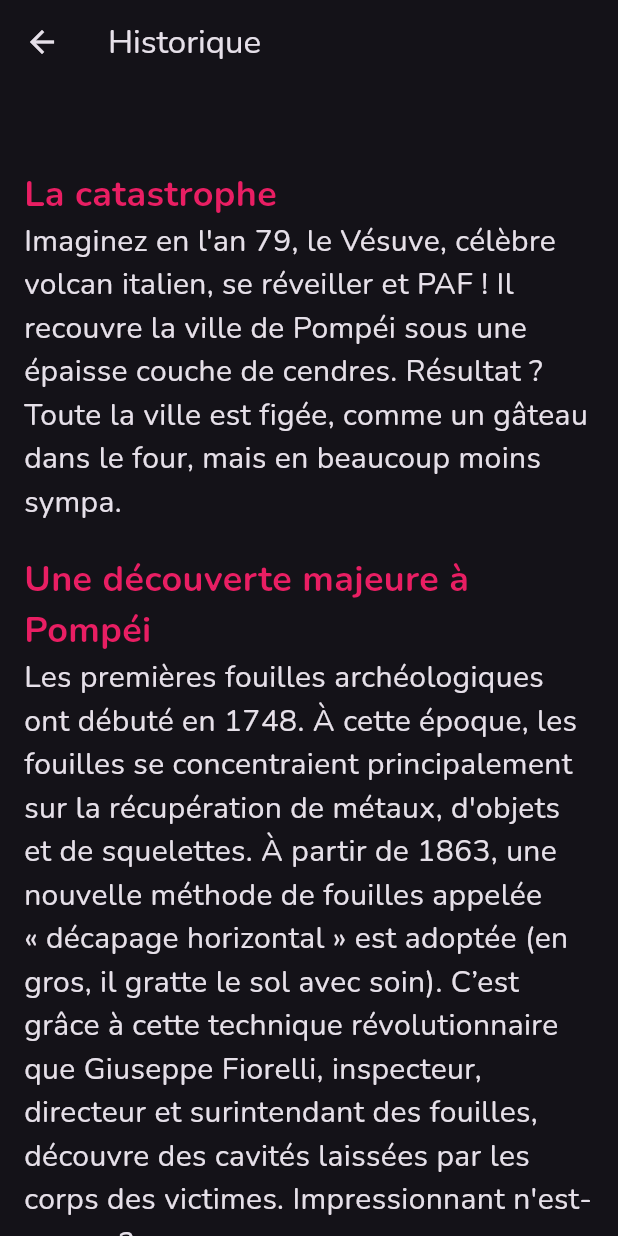
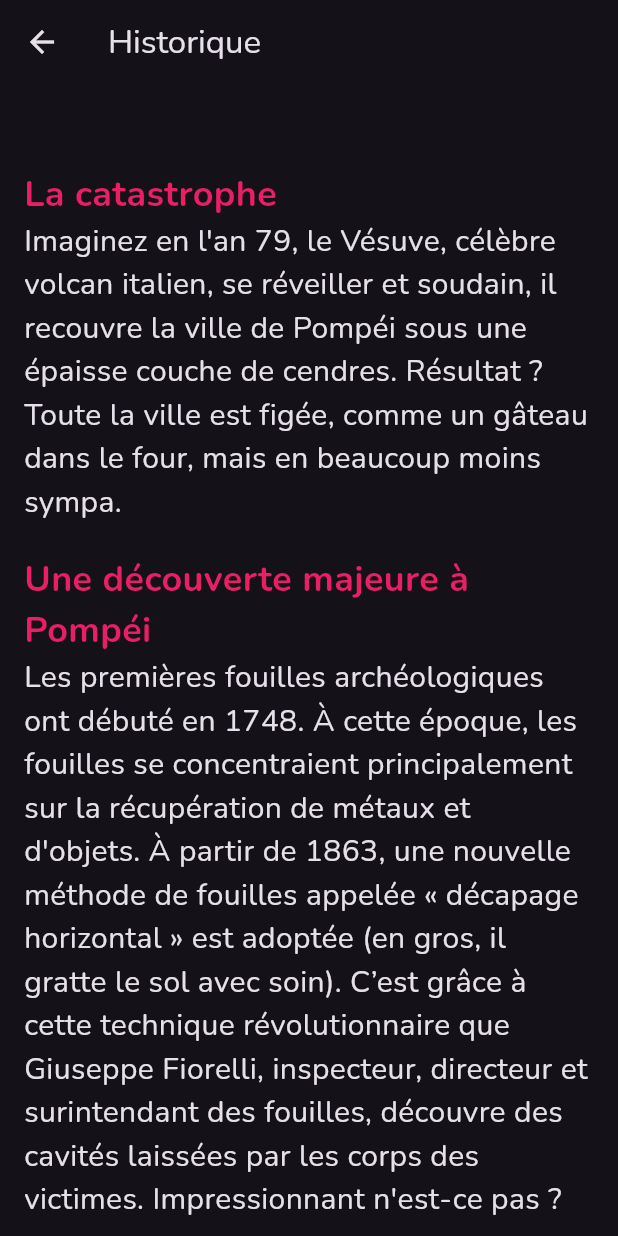
Before and after one commit to YohannDCz/quizapp, a Flutter app: the InformationScreen screen opened directly, on a phone screen of 412 x 824 dp. Run offline on Flutter 3.47's test engine with Material 3 defaults, Android fonts, the phone set to English and light mode, and no system bars; our stand-ins replace font_awesome_flutter, google_fonts, google_maps_flutter.

Commit message:
- changed info

```diff
--- a/lib/information.dart
+++ b/lib/information.dart
@@ -17,31 +17,31 @@ class InformationScreen extends StatelessWidget {
               SizedBox(height: 20),
               Text("La catastrophe", style: TextStyle(fontSize: 24, fontWeight: FontWeight.bold, color: Colors.pink)),
               Text(
-                "Imaginez en l'an 79, le Vésuve, célèbre volcan italien, se réveiller et PAF ! Il recouvre la ville de Pompéi sous une épaisse couche de cendres. Résultat ? Toute la ville est figée, comme un gâteau dans le four, mais en beaucoup moins sympa.",
+                "Imaginez en l'an 79, le Vésuve, célèbre volcan italien, se réveiller et soudain, il recouvre la ville de Pompéi sous une épaisse couche de cendres. Résultat ? Toute la ville est figée, comme un gâteau dans le four, mais en beaucoup moins sympa.",
                 style: TextStyle(fontSize: 20),
               ),
               SizedBox(height: 20),
               Text("Une découverte majeure à Pompéi", style: TextStyle(fontSize: 24, fontWeight: FontWeight.bold, color: Colors.pink)),
               Text(
-                "Les premières fouilles archéologiques ont débuté en 1748. À cette époque, les fouilles se concentraient principalement sur la récupération de métaux, d'objets et de squelettes. À partir de 1863, une nouvelle méthode de fouilles appelée « décapage horizontal » est adoptée (en gros, il gratte le sol avec soin). C’est grâce à cette technique révolutionnaire que Giuseppe Fiorelli, inspecteur, directeur et surintendant des fouilles, découvre des cavités laissées par les corps des victimes. Impressionnant n'est-ce pas ?",
+                "Les premières fouilles archéologiques ont débuté en 1748. À cette époque, les fouilles se concentraient principalement sur la récupération de métaux et d'objets. À partir de 1863, une nouvelle méthode de fouilles appelée « décapage horizontal » est adoptée (en gros, il gratte le sol avec soin). C’est grâce à cette technique révolutionnaire que Giuseppe Fiorelli, inspecteur, directeur et surintendant des fouilles, découvre des cavités laissées par les corps des victimes. Impressionnant n'est-ce pas ?",
                 style: TextStyle(fontSize: 20),
               ),
               SizedBox(height: 20),
               Text("L'idée de Fiorelli", style: TextStyle(fontSize: 24, fontWeight: FontWeight.bold, color: Colors.pink)),
               Text(
-                "Fiorelli, avec une idée digne de MacGyver, décide de remplir ces cavités de plâtre et Bingo ! Il créa des moulages des habitants pompéiens, figés dans leurs dernières poses. Grâce à cette technique, on peut voir comment ils vivaient et dans la posture dont ils sont morts.",
+                "Fiorelli décide de remplir ces cavités de plâtre et Bingo ! Il créa des moulages des habitants pompéiens, figés dans leurs dernières poses. Grâce à cette technique, on peut voir comment ils vivaient et dans la posture dont ils sont morts.",
                 style: TextStyle(fontSize: 20),
               ),
               SizedBox(height: 20),
               Text("Un héritage figé dans le temps", style: TextStyle(fontSize: 24, fontWeight: FontWeight.bold, color: Colors.pink)),
               Text(
-                "Ces moulages sont des fenêtres sur le passé, ils donnent des informations sur la vie quotidienne des Romains d'il y a presque 2000 ans. Ils sont si détaillés qu’on peut même observer leurs expressions faciales. C’est comme si les habitants de Pompéi étaient devenusdes statues de plâtre.",
+                "Ces moulages sont des fenêtres sur le passé, ils donnent des informations sur la vie quotidienne des Romains d'il y a presque 2000 ans. Ils sont si détaillés qu’on peut même observer leurs expressions faciales. C’est comme si les habitants de Pompéi étaient devenus des statues de plâtre.",
                 style: TextStyle(fontSize: 20),
               ),
               SizedBox(height: 20),
               Text("Les moulages aujourd'hui", style: TextStyle(fontSize: 24, fontWeight: FontWeight.bold, color: Colors.pink)),
               Text(
-                "Les moulages de Fiorelli ne sont pas seulement intéressants à regarder, ils sont aussi très utiles pour les scientifiques. Grâce à eux, on en apprend beaucoup sur la vie des Romains. Par exemple, comment ils attachaient leurs chaussures : une information cruciale pour les passionnés de mode antique !",
+                "Les moulages de Fiorelli ne sont pas seulement intéressants pour leur ressemblance aux Pompéiens, ils sont aussi très utiles pour les scientifiques. Grâce à eux, on en apprend beaucoup sur la vie des Romains. Par exemple, comment ils attachaient leurs chaussures : une information cruciale pour les passionnés de mode antique !",
                 style: TextStyle(fontSize: 20),
               ),
               SizedBox(height: 100),
```
Also changed, not shown: lib/assets.dart (+16 -7 lines).
